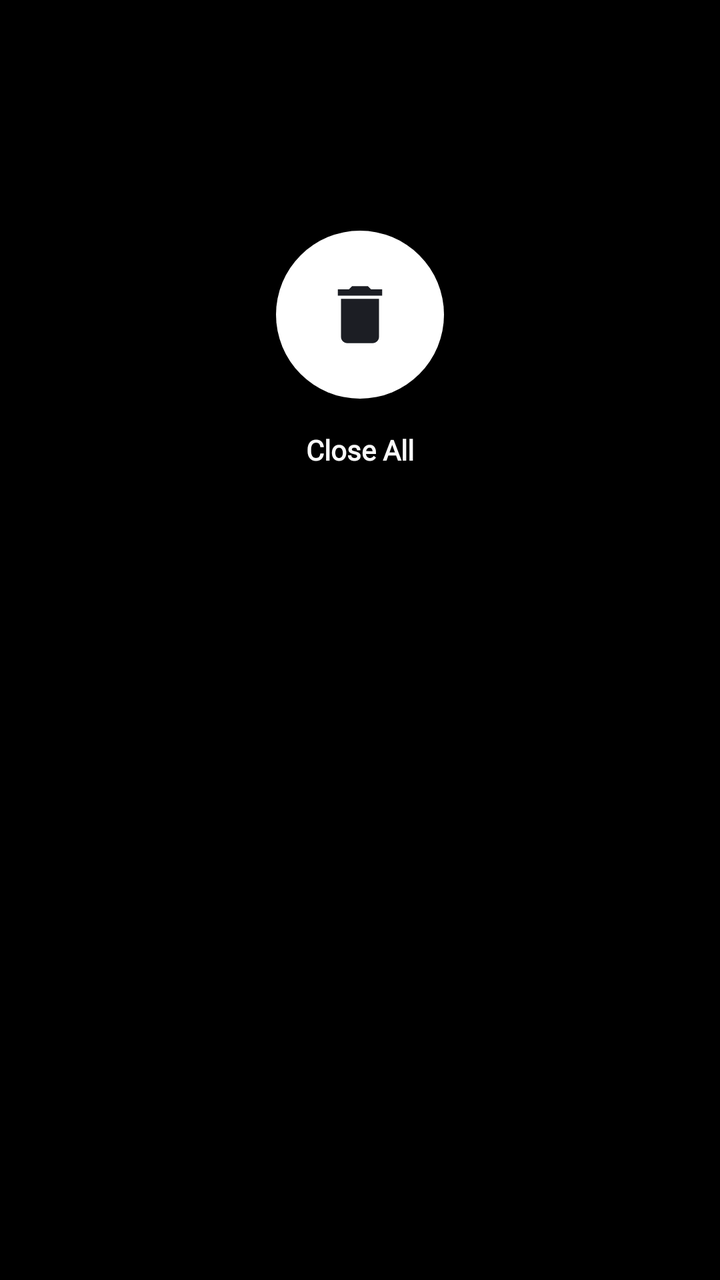
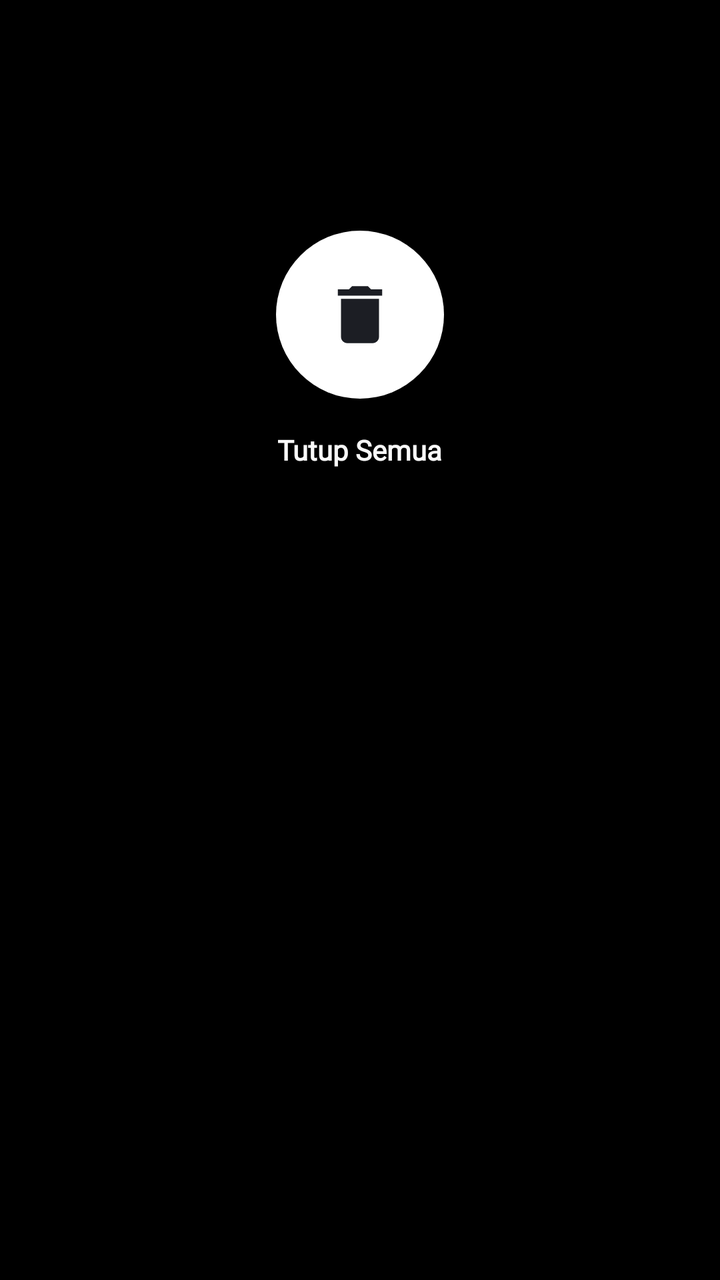

Compare the two renders of this Android layout. The source of the first and the diff that turns it into the second are given below.
<!-- AndroidManifest.xml: application theme Theme.TvHome -->
<!-- res/layout/item_recent_close_all.xml -->
<?xml version="1.0" encoding="utf-8"?>
<LinearLayout xmlns:android="http://schemas.android.com/apk/res/android"
    android:id="@+id/closeAllRoot"
    android:layout_width="wrap_content"
    android:layout_height="wrap_content"
    android:layout_marginStart="32dp"
    android:layout_marginEnd="96dp"
    android:gravity="center_horizontal"
    android:orientation="vertical"
    android:clipChildren="false"
    android:clipToPadding="false">

    
    <View
        android:layout_width="1dp"
        android:layout_height="50dp"
        android:visibility="invisible" />

    
    <FrameLayout
        android:layout_width="150dp"
        android:layout_height="250dp"
        android:clipChildren="false"
        android:clipToPadding="false">

        <LinearLayout
            android:layout_width="wrap_content"
            android:layout_height="wrap_content"
            android:layout_gravity="center"
            android:gravity="center_horizontal"
            android:orientation="vertical">

            
            <FrameLayout
                android:id="@+id/btnCircle"
                android:layout_width="84dp"
                android:layout_height="84dp"
                android:background="@drawable/bg_circle_close_all"
                android:clickable="true"
                android:elevation="24dp"
                android:focusable="true"
                android:focusableInTouchMode="true">

                <ImageView
                    android:id="@+id/ivTrash"
                    android:layout_width="38dp"
                    android:layout_height="38dp"
                    android:layout_gravity="center"
                    android:contentDescription="Close All"
                    android:src="@drawable/ic_trash" />
            </FrameLayout>

            
            <TextView
                android:id="@+id/tvCloseAllText"
                android:layout_width="wrap_content"
                android:layout_height="wrap_content"
                android:layout_marginTop="16dp"
                android:fontFamily="@font/outfit"
                android:text="Close All"
                android:textColor="#FFFFFFFF"
                android:textSize="14sp"
                android:textStyle="bold" />
        </LinearLayout>

    </FrameLayout>

</LinearLayout>
<!-- resources referenced by this layout -->
<resources>
  <!-- drawable bg_circle_close_all (drawable) -->
  <?xml version="1.0" encoding="utf-8"?>
  <selector xmlns:android="http://schemas.android.com/apk/res/android">
      <item android:state_focused="true">
          <shape android:shape="oval">
              <solid android:color="#FFFFFFFF" />
              <stroke android:width="3dp" android:color="#FF00E5FF" />
          </shape>
      </item>
      <item>
          <shape android:shape="oval">
              <solid android:color="#FFFFFFFF" />
          </shape>
      </item>
  </selector>
  <!-- drawable ic_trash (drawable) -->
  <?xml version="1.0" encoding="utf-8"?>
  <vector xmlns:android="http://schemas.android.com/apk/res/android"
      android:width="24dp"
      android:height="24dp"
      android:viewportWidth="24"
      android:viewportHeight="24"
      android:tint="#1C1E24">
      <path
          android:fillColor="#FF1C1E24"
          android:pathData="M6,19c0,1.1 0.9,2 2,2h8c1.1,0 2,-0.9 2,-2V7H6v12zM19,4h-3.5l-1,-1h-5l-1,1H5v2h14V4z" />
  </vector>
  <style name="Theme.TvHome" parent="android:Theme.Material.NoActionBar.Fullscreen">
          <item name="android:windowBackground">@android:color/black</item>
          <item name="android:colorBackground">@android:color/black</item>
          <item name="android:windowAnimationStyle">@null</item>
          
          <item name="android:windowDisablePreview">true</item>
      </style>
</resources>

<!-- the commit's change to res/layout/item_recent_close_all.xml (unified diff, before → after) -->
@@ -46,7 +46,7 @@
                     android:layout_width="38dp"
                     android:layout_height="38dp"
                     android:layout_gravity="center"
-                    android:contentDescription="Close All"
+                    android:contentDescription="Tutup Semua"
                     android:src="@drawable/ic_trash" />
             </FrameLayout>
 
@@ -57,7 +57,7 @@
                 android:layout_height="wrap_content"
                 android:layout_marginTop="16dp"
                 android:fontFamily="@font/outfit"
-                android:text="Close All"
+                android:text="Tutup Semua"
                 android:textColor="#FFFFFFFF"
                 android:textSize="14sp"
                 android:textStyle="bold" />
